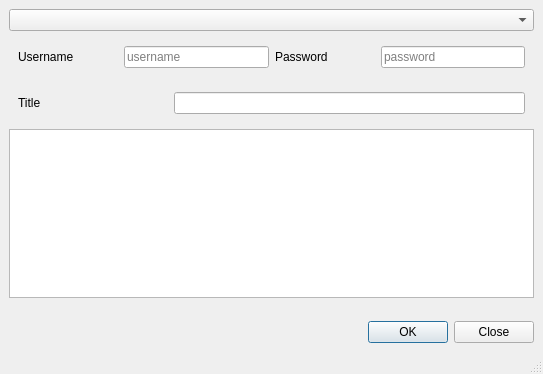
arcan1s/reportabug, file sources/src/reportabug.ui: the form before one commit.
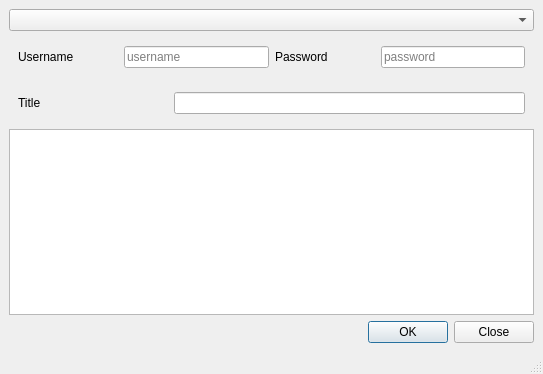
The form after the commit.

Patch:
```diff
--- a/sources/src/reportabug.ui
+++ b/sources/src/reportabug.ui
@@ -109,19 +109,6 @@
       </property>
      </widget>
     </item>
-    <item>
-     <spacer name="verticalSpacer">
-      <property name="orientation">
-       <enum>Qt::Vertical</enum>
-      </property>
-      <property name="sizeHint" stdset="0">
-       <size>
-        <width>20</width>
-        <height>40</height>
-       </size>
-      </property>
-     </spacer>
-    </item>
     <item>
      <widget class="QDialogButtonBox" name="buttonBox">
       <property name="standardButtons">
```
